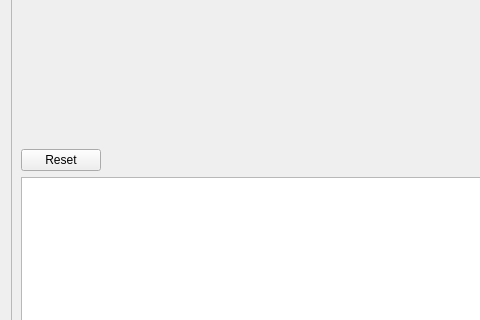
This is eis_qgis_plugin/resources/ui/modeling/application.ui in GispoCoding/eis_qgis_plugin as Qt 5 draws it before an edit; both pictures show x 0 to 480 and y 328 to 648 of the 673 by 804 pixel window. The edited form follows.
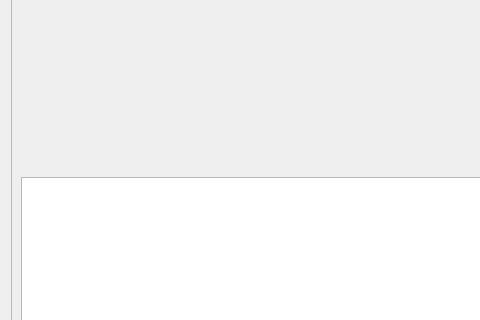
This is the edited form. Custom widgets are drawn as their Qt base class.

Commit message: fix(modeling): Fix reset for model testing in wizard, remove reset button for model application

What changed in the file:
```diff
--- a/eis_qgis_plugin/resources/ui/modeling/application.ui
+++ b/eis_qgis_plugin/resources/ui/modeling/application.ui
@@ -214,16 +214,6 @@
        </item>
        <item>
         <layout class="QHBoxLayout" name="horizontalLayout_3">
-         <item>
-          <widget class="QPushButton" name="application_reset_btn">
-           <property name="toolTip">
-            <string/>
-           </property>
-           <property name="text">
-            <string>Reset</string>
-           </property>
-          </widget>
-         </item>
          <item>
           <spacer name="horizontalSpacer_2">
            <property name="orientation">
```
The commit also changes 2 other files.
